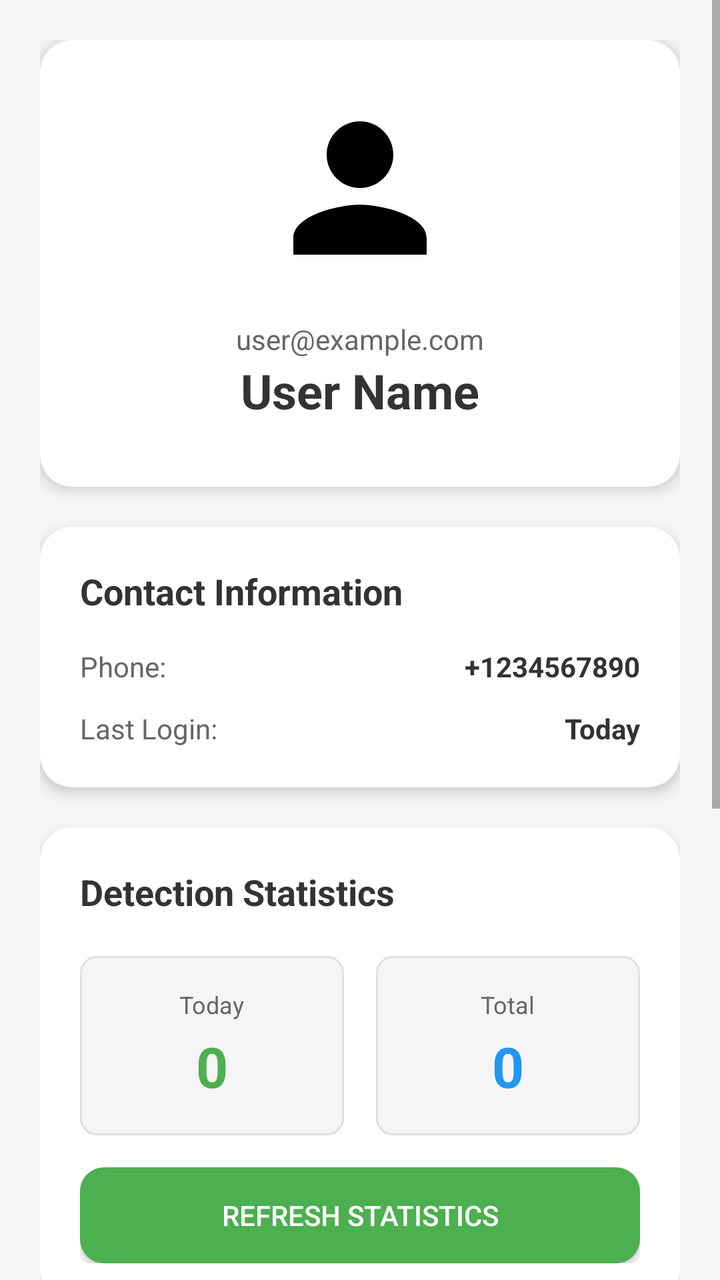
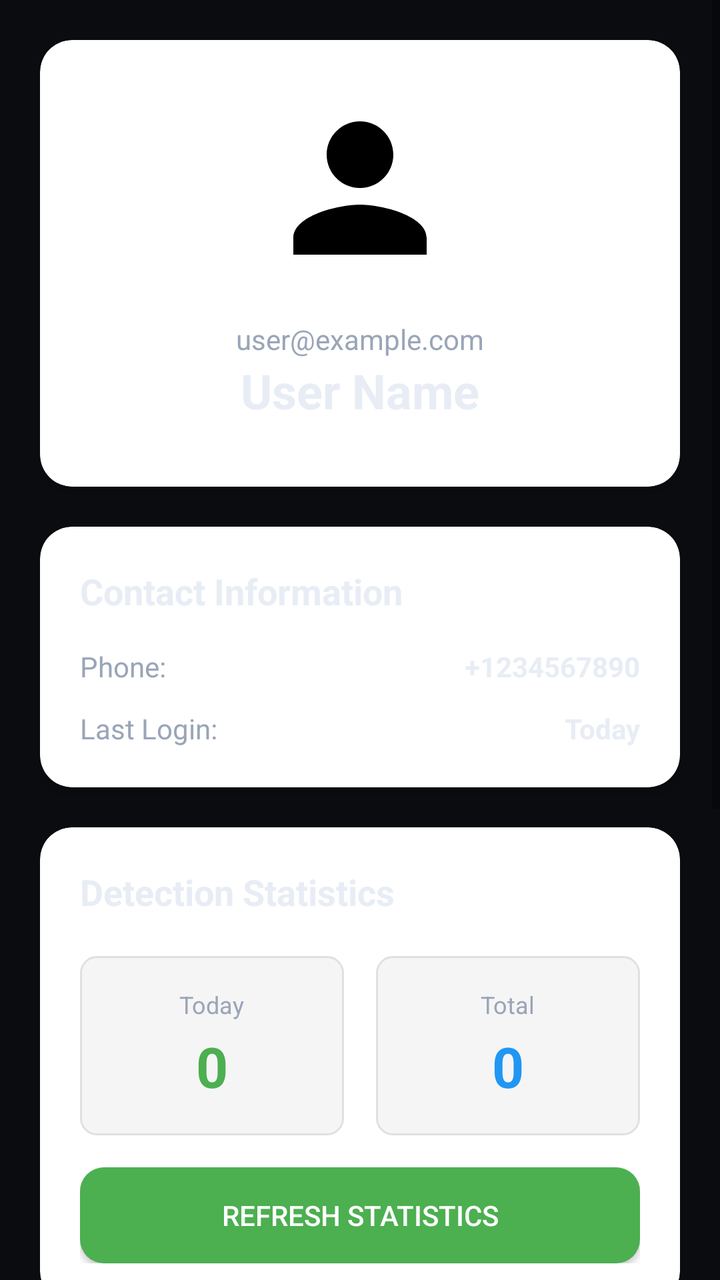

The first picture is an Android layout as it rendered before a commit; the second is the same layout after the commit. The layout source and the unified diff follow.
<!-- AndroidManifest.xml: application theme Theme.AnimalAlert -->
<!-- res/layout/fragment_profile.xml -->
<?xml version="1.0" encoding="utf-8"?>
<ScrollView xmlns:android="http://schemas.android.com/apk/res/android"
    xmlns:app="http://schemas.android.com/apk/res-auto"
    android:layout_width="match_parent"
    android:layout_height="match_parent"
    android:background="#F5F5F5"
    android:fillViewport="true">

    <LinearLayout
        android:layout_width="match_parent"
        android:layout_height="wrap_content"
        android:orientation="vertical"
        android:padding="20dp">

        <androidx.cardview.widget.CardView
            android:layout_width="match_parent"
            android:layout_height="wrap_content"
            android:layout_marginBottom="20dp"
            app:cardCornerRadius="16dp"
            app:cardElevation="4dp"
            android:background="#FFFFFF">

            <LinearLayout
                android:layout_width="match_parent"
                android:layout_height="wrap_content"
                android:orientation="vertical"
                android:padding="24dp"
                android:gravity="center">

                <ImageView
                    android:layout_width="100dp"
                    android:layout_height="100dp"
                    android:src="@drawable/ic_profile"
                    android:layout_marginBottom="16dp" />

                <TextView
                    android:id="@+id/tvUserEmail"
                    android:layout_width="wrap_content"
                    android:layout_height="wrap_content"
                    android:text="user@example.com"
                    android:textSize="14sp"
                    android:textColor="#666666" />

                <TextView
                    android:id="@+id/tvUserName"
                    android:layout_width="wrap_content"
                    android:layout_height="wrap_content"
                    android:layout_marginBottom="8dp"
                    android:text="User Name"
                    android:textColor="#333333"
                    android:textSize="24sp"
                    android:textStyle="bold" />

            </LinearLayout>
        </androidx.cardview.widget.CardView>

        <androidx.cardview.widget.CardView
            android:layout_width="match_parent"
            android:layout_height="wrap_content"
            android:layout_marginBottom="20dp"
            app:cardCornerRadius="16dp"
            app:cardElevation="4dp"
            android:background="#FFFFFF">

            <LinearLayout
                android:layout_width="match_parent"
                android:layout_height="wrap_content"
                android:orientation="vertical"
                android:padding="20dp">

                <TextView
                    android:layout_width="wrap_content"
                    android:layout_height="wrap_content"
                    android:text="Contact Information"
                    android:textSize="18sp"
                    android:textStyle="bold"
                    android:textColor="#333333"
                    android:layout_marginBottom="16dp" />

                <LinearLayout
                    android:layout_width="match_parent"
                    android:layout_height="wrap_content"
                    android:orientation="horizontal"
                    android:layout_marginBottom="12dp">

                    <TextView
                        android:layout_width="0dp"
                        android:layout_height="wrap_content"
                        android:layout_weight="1"
                        android:text="Phone:"
                        android:textSize="14sp"
                        android:textColor="#666666" />

                    <TextView
                        android:id="@+id/tvUserPhone"
                        android:layout_width="0dp"
                        android:layout_height="wrap_content"
                        android:layout_weight="1"
                        android:text="+1234567890"
                        android:textSize="14sp"
                        android:textStyle="bold"
                        android:textColor="#333333"
                        android:gravity="end" />
                </LinearLayout>

                <LinearLayout
                    android:layout_width="match_parent"
                    android:layout_height="wrap_content"
                    android:orientation="horizontal">

                    <TextView
                        android:layout_width="0dp"
                        android:layout_height="wrap_content"
                        android:layout_weight="1"
                        android:text="Last Login:"
                        android:textSize="14sp"
                        android:textColor="#666666" />

                    <TextView
                        android:id="@+id/tvLastLogin"
                        android:layout_width="0dp"
                        android:layout_height="wrap_content"
                        android:layout_weight="1"
                        android:text="Today"
                        android:textSize="14sp"
                        android:textStyle="bold"
                        android:textColor="#333333"
                        android:gravity="end" />
                </LinearLayout>

            </LinearLayout>
        </androidx.cardview.widget.CardView>

        <androidx.cardview.widget.CardView
            android:layout_width="match_parent"
            android:layout_height="wrap_content"
            android:layout_marginBottom="20dp"
            app:cardCornerRadius="16dp"
            app:cardElevation="4dp"
            android:background="#FFFFFF">

            <LinearLayout
                android:layout_width="match_parent"
                android:layout_height="wrap_content"
                android:orientation="vertical"
                android:padding="20dp">

                <TextView
                    android:layout_width="wrap_content"
                    android:layout_height="wrap_content"
                    android:text="Detection Statistics"
                    android:textSize="18sp"
                    android:textStyle="bold"
                    android:textColor="#333333"
                    android:layout_marginBottom="20dp" />

                <LinearLayout
                    android:layout_width="match_parent"
                    android:layout_height="wrap_content"
                    android:orientation="horizontal"
                    android:layout_marginBottom="16dp">

                    <LinearLayout
                        android:layout_width="0dp"
                        android:layout_height="wrap_content"
                        android:layout_weight="1"
                        android:orientation="vertical"
                        android:gravity="center"
                        android:background="@drawable/stat_background"
                        android:padding="16dp"
                        android:layout_marginEnd="8dp">

                        <TextView
                            android:layout_width="wrap_content"
                            android:layout_height="wrap_content"
                            android:text="Today"
                            android:textSize="12sp"
                            android:textColor="#666666"
                            android:layout_marginBottom="4dp" />

                        <TextView
                            android:id="@+id/tvTodayDetections"
                            android:layout_width="wrap_content"
                            android:layout_height="wrap_content"
                            android:text="0"
                            android:textSize="28sp"
                            android:textStyle="bold"
                            android:textColor="#4CAF50" />
                    </LinearLayout>

                    <LinearLayout
                        android:layout_width="0dp"
                        android:layout_height="wrap_content"
                        android:layout_weight="1"
                        android:orientation="vertical"
                        android:gravity="center"
                        android:background="@drawable/stat_background"
                        android:padding="16dp"
                        android:layout_marginStart="8dp">

                        <TextView
                            android:layout_width="wrap_content"
                            android:layout_height="wrap_content"
                            android:text="Total"
                            android:textSize="12sp"
                            android:textColor="#666666"
                            android:layout_marginBottom="4dp" />

                        <TextView
                            android:id="@+id/tvTotalDetections"
                            android:layout_width="wrap_content"
                            android:layout_height="wrap_content"
                            android:text="0"
                            android:textSize="28sp"
                            android:textStyle="bold"
                            android:textColor="#2196F3" />
                    </LinearLayout>
                </LinearLayout>

                <Button
                    android:id="@+id/btnRefreshStats"
                    android:layout_width="match_parent"
                    android:layout_height="wrap_content"
                    android:text="Refresh Statistics"
                    android:background="@drawable/button_background"
                    android:textColor="#FFFFFF" />

            </LinearLayout>
        </androidx.cardview.widget.CardView>

        <androidx.cardview.widget.CardView
            android:layout_width="match_parent"
            android:layout_height="wrap_content"
            android:layout_marginBottom="20dp"
            app:cardCornerRadius="16dp"
            app:cardElevation="4dp"
            android:background="#FFFFFF">

            <LinearLayout
                android:layout_width="match_parent"
                android:layout_height="wrap_content"
                android:orientation="vertical"
                android:padding="20dp">

                <TextView
                    android:layout_width="wrap_content"
                    android:layout_height="wrap_content"
                    android:text="Notification Settings"
                    android:textSize="18sp"
                    android:textStyle="bold"
                    android:textColor="#333333"
                    android:layout_marginBottom="16dp" />

                <LinearLayout
                    android:layout_width="match_parent"
                    android:layout_height="wrap_content"
                    android:orientation="horizontal"
                    android:gravity="center_vertical"
                    android:layout_marginBottom="12dp">

                    <TextView
                        android:layout_width="0dp"
                        android:layout_height="wrap_content"
                        android:layout_weight="1"
                        android:text="Enable Notifications"
                        android:textSize="16sp"
                        android:textColor="#333333" />

                    <androidx.appcompat.widget.SwitchCompat
                        android:id="@+id/switchNotifications"
                        android:layout_width="wrap_content"
                        android:layout_height="wrap_content" />
                </LinearLayout>

                <View
                    android:layout_width="match_parent"
                    android:layout_height="1dp"
                    android:background="#E0E0E0"
                    android:layout_marginVertical="8dp" />

                <LinearLayout
                    android:layout_width="match_parent"
                    android:layout_height="wrap_content"
                    android:orientation="horizontal"
                    android:gravity="center_vertical"
                    android:layout_marginBottom="12dp">

                    <TextView
                        android:layout_width="0dp"
                        android:layout_height="wrap_content"
                        android:layout_weight="1"
                        android:text="In-App Notifications"
                        android:textSize="14sp"
                        android:textColor="#666666" />

                    <androidx.appcompat.widget.SwitchCompat
                        android:id="@+id/switchInAppNotifications"
                        android:layout_width="wrap_content"
                        android:layout_height="wrap_content" />
                </LinearLayout>

                <LinearLayout
                    android:layout_width="match_parent"
                    android:layout_height="wrap_content"
                    android:orientation="horizontal"
                    android:gravity="center_vertical"
                    android:layout_marginBottom="12dp">

                    <TextView
                        android:layout_width="0dp"
                        android:layout_height="wrap_content"
                        android:layout_weight="1"
                        android:text="Email Notifications"
                        android:textSize="14sp"
                        android:textColor="#666666" />

                    <androidx.appcompat.widget.SwitchCompat
                        android:id="@+id/switchEmailNotifications"
                        android:layout_width="wrap_content"
                        android:layout_height="wrap_content" />
                </LinearLayout>

                <LinearLayout
                    android:layout_width="match_parent"
                    android:layout_height="wrap_content"
                    android:orientation="horizontal"
                    android:gravity="center_vertical">

                    <TextView
                        android:layout_width="0dp"
                        android:layout_height="wrap_content"
                        android:layout_weight="1"
                        android:text="SMS Notifications"
                        android:textSize="14sp"
                        android:textColor="#666666" />

                    <androidx.appcompat.widget.SwitchCompat
                        android:id="@+id/switchSmsNotifications"
                        android:layout_width="wrap_content"
                        android:layout_height="wrap_content" />
                </LinearLayout>

            </LinearLayout>
        </androidx.cardview.widget.CardView>

        <Button
            android:id="@+id/btnLogout"
            android:layout_width="match_parent"
            android:layout_height="60dp"
            android:text="Logout"
            android:textSize="18sp"
            android:textStyle="bold"
            android:background="@drawable/button_stop_background"
            android:textColor="#FFFFFF" />

    </LinearLayout>
</ScrollView>
<!-- resources referenced by this layout -->
<resources>
  <!-- drawable button_background (drawable) -->
  <?xml version="1.0" encoding="utf-8"?>
  <shape xmlns:android="http://schemas.android.com/apk/res/android"
      android:shape="rectangle">
      <solid android:color="#4CAF50" />
      <corners android:radius="12dp" />
  </shape>
  <!-- drawable button_stop_background (drawable) -->
  <?xml version="1.0" encoding="utf-8"?>
  <shape xmlns:android="http://schemas.android.com/apk/res/android"
      android:shape="rectangle">
      <solid android:color="#F44336" />
      <corners android:radius="12dp" />
  </shape>
  <!-- drawable ic_profile (drawable) -->
  <?xml version="1.0" encoding="utf-8"?>
  <vector xmlns:android="http://schemas.android.com/apk/res/android"
      android:width="24dp"
      android:height="24dp"
      android:viewportWidth="24"
      android:viewportHeight="24">
      <path
          android:fillColor="#FF000000"
          android:pathData="M12,12c2.21,0 4,-1.79 4,-4s-1.79,-4 -4,-4 -4,1.79 -4,4 1.79,4 4,4zM12,14c-2.67,0 -8,1.34 -8,4v2h16v-2c0,-2.66 -5.33,-4 -8,-4z"/>
  </vector>
  <!-- drawable stat_background (drawable) -->
  <?xml version="1.0" encoding="utf-8"?>
  <shape xmlns:android="http://schemas.android.com/apk/res/android"
      android:shape="rectangle">
      <solid android:color="#F5F5F5" />
      <corners android:radius="8dp" />
      <stroke
          android:width="1dp"
          android:color="#E0E0E0" />
  </shape>
  <style name="Theme.AnimalAlert" parent="Theme.AppCompat.Light.NoActionBar">
          <item name="colorPrimary">@color/purple_500</item>
          <item name="colorPrimaryDark">@color/purple_700</item>
          <item name="colorAccent">@color/teal_200</item>
          <item name="android:statusBarColor">@color/purple_700</item>
      </style>
  <color name="purple_500">#7944C7</color>
  <color name="purple_700">#3700B3</color>
  <color name="teal_200">#03DAC5</color>
</resources>

<!-- the commit's change to res/layout/fragment_profile.xml (unified diff, before → after) -->
@@ -3,7 +3,7 @@
     xmlns:app="http://schemas.android.com/apk/res-auto"
     android:layout_width="match_parent"
     android:layout_height="match_parent"
-    android:background="#F5F5F5"
+    android:background="#0A0C10"
     android:fillViewport="true">
 
     <LinearLayout
@@ -18,7 +18,7 @@
             android:layout_marginBottom="20dp"
             app:cardCornerRadius="16dp"
             app:cardElevation="4dp"
-            android:background="#FFFFFF">
+            android:background="#161C25">
 
             <LinearLayout
                 android:layout_width="match_parent"
@@ -39,7 +39,7 @@
                     android:layout_height="wrap_content"
                     android:text="user@example.com"
                     android:textSize="14sp"
-                    android:textColor="#666666" />
+                    android:textColor="#9AA5B8" />
 
                 <TextView
                     android:id="@+id/tvUserName"
@@ -47,7 +47,7 @@
                     android:layout_height="wrap_content"
                     android:layout_marginBottom="8dp"
                     android:text="User Name"
-                    android:textColor="#333333"
+                    android:textColor="#E8EDF5"
                     android:textSize="24sp"
                     android:textStyle="bold" />
 
@@ -60,7 +60,7 @@
             android:layout_marginBottom="20dp"
             app:cardCornerRadius="16dp"
             app:cardElevation="4dp"
-            android:background="#FFFFFF">
+            android:background="#161C25">
 
             <LinearLayout
                 android:layout_width="match_parent"
@@ -74,7 +74,7 @@
                     android:text="Contact Information"
                     android:textSize="18sp"
                     android:textStyle="bold"
-                    android:textColor="#333333"
+                    android:textColor="#E8EDF5"
                     android:layout_marginBottom="16dp" />
 
                 <LinearLayout
@@ -89,7 +89,7 @@
                         android:layout_weight="1"
                         android:text="Phone:"
                         android:textSize="14sp"
-                        android:textColor="#666666" />
+                        android:textColor="#9AA5B8" />
 
                     <TextView
                         android:id="@+id/tvUserPhone"
@@ -99,7 +99,7 @@
                         android:text="+1234567890"
                         android:textSize="14sp"
                         android:textStyle="bold"
-                        android:textColor="#333333"
+                        android:textColor="#E8EDF5"
                         android:gravity="end" />
                 </LinearLayout>
 
@@ -114,7 +114,7 @@
                         android:layout_weight="1"
                         android:text="Last Login:"
                         android:textSize="14sp"
-                        android:textColor="#666666" />
+                        android:textColor="#9AA5B8" />
 
                     <TextView
                         android:id="@+id/tvLastLogin"
@@ -124,7 +124,7 @@
                         android:text="Today"
                         android:textSize="14sp"
                         android:textStyle="bold"
-                        android:textColor="#333333"
+                        android:textColor="#E8EDF5"
                         android:gravity="end" />
                 </LinearLayout>
 
@@ -137,7 +137,7 @@
             android:layout_marginBottom="20dp"
             app:cardCornerRadius="16dp"
             app:cardElevation="4dp"
-            android:background="#FFFFFF">
+            android:background="#161C25">
 
             <LinearLayout
                 android:layout_width="match_parent"
@@ -151,7 +151,7 @@
                     android:text="Detection Statistics"
                     android:textSize="18sp"
                     android:textStyle="bold"
-                    android:textColor="#333333"
+                    android:textColor="#E8EDF5"
                     android:layout_marginBottom="20dp" />
 
                 <LinearLayout
@@ -175,7 +175,7 @@
                             android:layout_height="wrap_content"
                             android:text="Today"
                             android:textSize="12sp"
-                            android:textColor="#666666"
+                            android:textColor="#9AA5B8"
                             android:layout_marginBottom="4dp" />
 
                         <TextView
@@ -203,7 +203,7 @@
                             android:layout_height="wrap_content"
                             android:text="Total"
                             android:textSize="12sp"
-                            android:textColor="#666666"
+                            android:textColor="#9AA5B8"
                             android:layout_marginBottom="4dp" />
 
                         <TextView
@@ -234,7 +234,7 @@
             android:layout_marginBottom="20dp"
             app:cardCornerRadius="16dp"
             app:cardElevation="4dp"
-            android:background="#FFFFFF">
+            android:background="#161C25">
 
             <LinearLayout
                 android:layout_width="match_parent"
@@ -248,7 +248,7 @@
                     android:text="Notification Settings"
                     android:textSize="18sp"
                     android:textStyle="bold"
-                    android:textColor="#333333"
+                    android:textColor="#E8EDF5"
                     android:layout_marginBottom="16dp" />
 
                 <LinearLayout
@@ -264,7 +264,7 @@
                         android:layout_weight="1"
                         android:text="Enable Notifications"
                         android:textSize="16sp"
-                        android:textColor="#333333" />
+                        android:textColor="#E8EDF5" />
 
                     <androidx.appcompat.widget.SwitchCompat
                         android:id="@+id/switchNotifications"
@@ -291,7 +291,7 @@
                         android:layout_weight="1"
                         android:text="In-App Notifications"
                         android:textSize="14sp"
-                        android:textColor="#666666" />
+                        android:textColor="#9AA5B8" />
 
                     <androidx.appcompat.widget.SwitchCompat
                         android:id="@+id/switchInAppNotifications"
@@ -312,7 +312,7 @@
                         android:layout_weight="1"
                         android:text="Email Notifications"
                         android:textSize="14sp"
-                        android:textColor="#666666" />
+                        android:textColor="#9AA5B8" />
 
                     <androidx.appcompat.widget.SwitchCompat
                         android:id="@+id/switchEmailNotifications"
@@ -332,7 +332,7 @@
                         android:layout_weight="1"
                         android:text="SMS Notifications"
                         android:textSize="14sp"
-                        android:textColor="#666666" />
+                        android:textColor="#9AA5B8" />
 
                     <androidx.appcompat.widget.SwitchCompat
                         android:id="@+id/switchSmsNotifications"
<!-- resource entries referenced after the edit -->
@@ -35,14 +35,11 @@
           android:width="1dp"
           android:color="#E0E0E0" />
   </shape>
-  <style name="Theme.AnimalAlert" parent="Theme.AppCompat.Light.NoActionBar">
-          <item name="colorPrimary">@color/purple_500</item>
-          <item name="colorPrimaryDark">@color/purple_700</item>
-          <item name="colorAccent">@color/teal_200</item>
-          <item name="android:statusBarColor">@color/purple_700</item>
+  <style name="Theme.AnimalAlert" parent="Theme.AppCompat.DayNight.NoActionBar">
+          <item name="colorPrimary">#0F1520</item>
+          <item name="colorPrimaryDark">#0A0C10</item>
+          <item name="colorAccent">#00E87A</item>
+          <item name="android:statusBarColor">#0A0C10</item>
       </style>
-  <color name="purple_500">#7944C7</color>
-  <color name="purple_700">#3700B3</color>
-  <color name="teal_200">#03DAC5</color>
 </resources>
 
